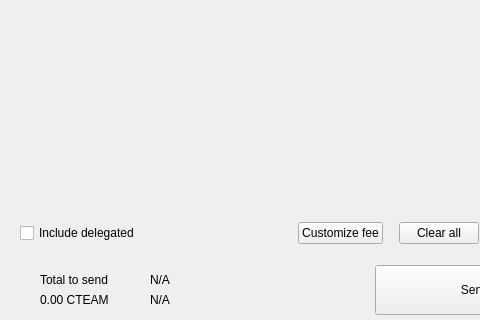
First picture: the form in src/qt/forms/send.ui, repository OrganicLifeCoin/OrganLife-Core, before the edit; both pictures show x 0 to 480 and y 380 to 700 of the 893 by 700 pixel window.
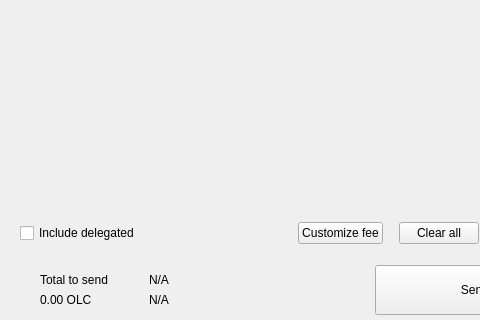
Second picture: the form after the edit. Custom widgets are drawn as their Qt base class.

Commit message: Phase 2: rebrand CTEAM/pivx -> OrganicLife Coin (OLC); rename binaries and sources

Diff of the .ui file:
```diff
--- a/src/qt/forms/send.ui
+++ b/src/qt/forms/send.ui
@@ -592,7 +592,7 @@
                      <item>
                       <widget class="QLabel" name="labelAmountSend">
                        <property name="text">
-                        <string notr="true">0.00 CTEAM</string>
+                        <string notr="true">0.00 OLC</string>
                        </property>
                       </widget>
                      </item>
```
The commit also changes 505 other files.
